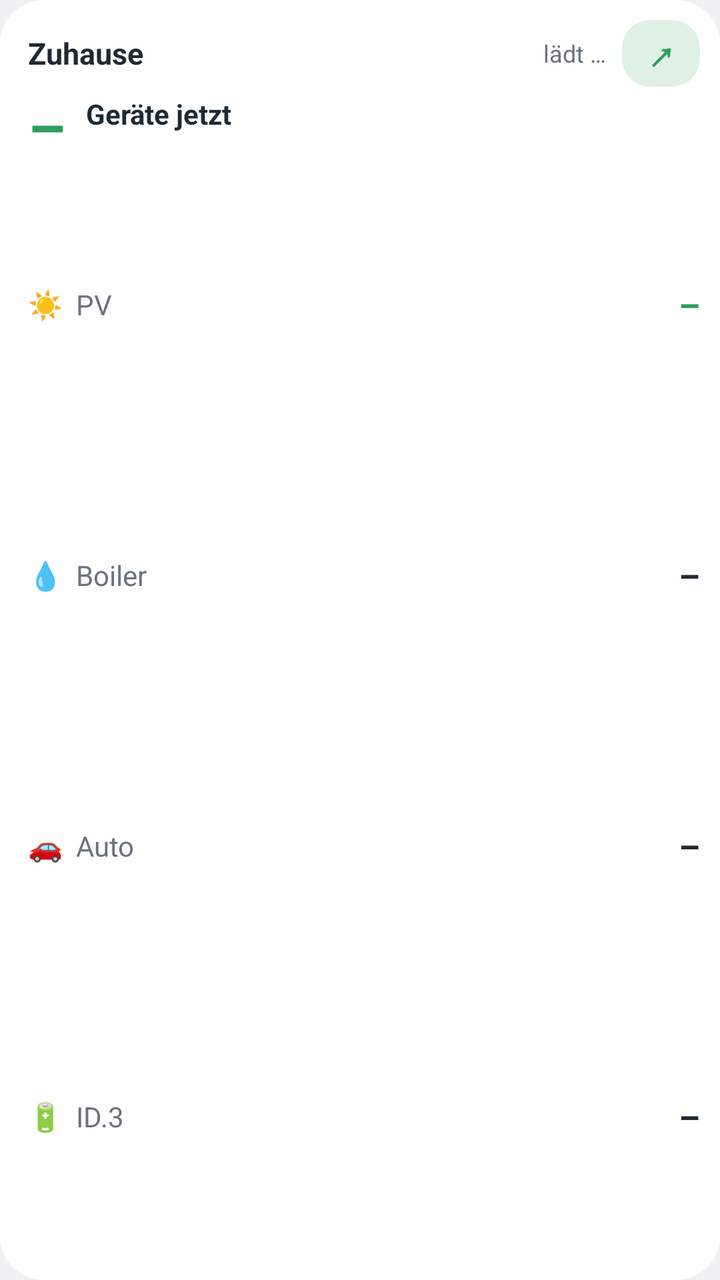
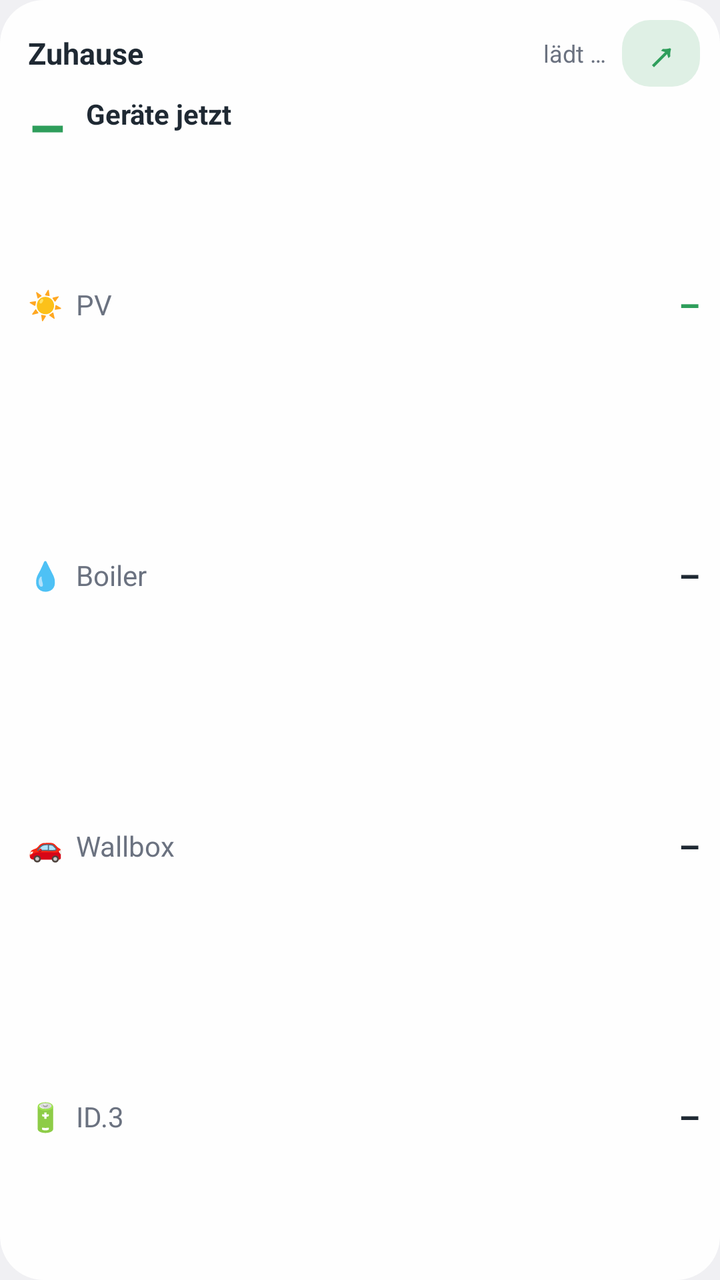

Compare the two renders of this Android layout. The source of the first and the diff that turns it into the second are given below.
<!-- AndroidManifest.xml: application theme android:Theme.DeviceDefault.DayNight -->
<!-- res/layout/widget_zuhause.xml -->
<?xml version="1.0" encoding="utf-8"?>
<LinearLayout xmlns:android="http://schemas.android.com/apk/res/android"
    android:id="@+id/root"
    android:layout_width="match_parent"
    android:layout_height="match_parent"
    android:background="@drawable/widget_bg"
    android:orientation="vertical"
    android:paddingStart="14dp"
    android:paddingTop="10dp"
    android:paddingEnd="10dp"
    android:paddingBottom="14dp">

    <LinearLayout
        android:id="@+id/kopf"
        android:layout_width="match_parent"
        android:layout_height="wrap_content"
        android:gravity="center_vertical"
        android:orientation="horizontal">
        <TextView
            android:layout_width="0dp"
            android:layout_height="wrap_content"
            android:layout_weight="1"
            android:maxLines="1"
            android:text="@string/titel"
            android:textColor="@color/ink"
            android:textSize="15sp"
            android:textStyle="bold" />
        <TextView
            android:id="@+id/stand"
            android:layout_width="wrap_content"
            android:layout_height="wrap_content"
            android:ellipsize="end"
            android:maxLines="1"
            android:text="@string/laedt"
            android:textColor="@color/muted"
            android:textSize="12sp" />
        <TextView
            android:id="@+id/oeffnen"
            android:layout_width="wrap_content"
            android:layout_height="wrap_content"
            android:layout_marginStart="8dp"
            android:background="@drawable/link_bg"
            android:includeFontPadding="false"
            android:paddingStart="12dp"
            android:paddingTop="3dp"
            android:paddingEnd="12dp"
            android:paddingBottom="3dp"
            android:text="↗"
            android:textColor="@color/akzent"
            android:textSize="20sp"
            android:textStyle="bold" />
    </LinearLayout>

    
    <LinearLayout
        android:layout_width="match_parent"
        android:layout_height="wrap_content"
        android:gravity="center_vertical"
        android:orientation="horizontal"
        android:paddingTop="4dp"
        android:paddingBottom="2dp">
        <TextView
            android:id="@+id/geraete_zahl"
            android:layout_width="wrap_content"
            android:layout_height="wrap_content"
            android:includeFontPadding="false"
            android:maxLines="1"
            android:text="–"
            android:textColor="@color/akzent"
            android:textSize="30sp"
            android:textStyle="bold" />
        <LinearLayout
            android:layout_width="0dp"
            android:layout_height="wrap_content"
            android:layout_weight="1"
            android:orientation="vertical"
            android:paddingStart="10dp">
            <TextView
                android:layout_width="wrap_content"
                android:layout_height="wrap_content"
                android:maxLines="1"
                android:text="@string/geraete_titel"
                android:textColor="@color/ink"
                android:textSize="14sp"
                android:textStyle="bold" />
            <TextView
                android:id="@+id/geraete_info"
                android:layout_width="wrap_content"
                android:layout_height="wrap_content"
                android:ellipsize="end"
                android:maxLines="1"
                android:textColor="@color/muted"
                android:textSize="12sp" />
        </LinearLayout>
    </LinearLayout>

    <LinearLayout style="@style/Zeile">
        <TextView style="@style/Bezeichnung" android:text="☀️  PV" />
        <TextView android:id="@+id/pv" style="@style/Wert" android:textColor="@color/akzent" />
    </LinearLayout>

    <LinearLayout style="@style/Zeile">
        <TextView style="@style/Bezeichnung" android:text="💧  Boiler" />
        <TextView android:id="@+id/boiler" style="@style/Wert" />
    </LinearLayout>

    <LinearLayout style="@style/Zeile">
        <TextView style="@style/Bezeichnung" android:text="🚗  Auto" />
        <TextView android:id="@+id/auto" style="@style/Wert" />
    </LinearLayout>

    <LinearLayout style="@style/Zeile">
        <TextView style="@style/Bezeichnung" android:text="🔋  ID.3" />
        <TextView android:id="@+id/id3" style="@style/Wert" />
    </LinearLayout>
</LinearLayout>
<!-- resources referenced by this layout -->
<resources>
  <color name="akzent">#2E9E5B</color>
  <color name="ink">#1F2933</color>
  <color name="muted">#6B7280</color>
  <!-- drawable link_bg (drawable) -->
  <?xml version="1.0" encoding="utf-8"?>
  <shape xmlns:android="http://schemas.android.com/apk/res/android" android:shape="rectangle">
      <solid android:color="@color/link_bg" />
      <corners android:radius="14dp" />
  </shape>
  <!-- drawable widget_bg (drawable) -->
  <?xml version="1.0" encoding="utf-8"?>
  <shape xmlns:android="http://schemas.android.com/apk/res/android" android:shape="rectangle">
      <solid android:color="@color/karte" />
      <corners android:radius="22dp" />
  </shape>
  <string name="geraete_titel">Geräte jetzt</string>
  <string name="laedt">lädt …</string>
  <string name="titel">Zuhause</string>
  <style name="Bezeichnung">
          <item name="android:layout_width">0dp</item>
          <item name="android:layout_height">wrap_content</item>
          <item name="android:layout_weight">1</item>
          <item name="android:textColor">@color/muted</item>
          <item name="android:textSize">14sp</item>
          <item name="android:maxLines">1</item>
      </style>
  <style name="Wert">
          <item name="android:layout_width">wrap_content</item>
          <item name="android:layout_height">wrap_content</item>
          <item name="android:text">–</item>
          <item name="android:textColor">@color/ink</item>
          <item name="android:textSize">17sp</item>
          <item name="android:textStyle">bold</item>
          <item name="android:maxLines">1</item>
      </style>
  <style name="Zeile">
          <item name="android:layout_width">match_parent</item>
          <item name="android:layout_height">0dp</item>
          <item name="android:layout_weight">1</item>
          <item name="android:gravity">center_vertical</item>
          <item name="android:orientation">horizontal</item>
      </style>
  <color name="link_bg">#262E9E5B</color>
  <color name="karte">#F2FFFFFF</color>
</resources>

<!-- the commit's change to res/layout/widget_zuhause.xml (unified diff, before → after) -->
@@ -105,7 +105,7 @@
     </LinearLayout>
 
     <LinearLayout style="@style/Zeile">
-        <TextView style="@style/Bezeichnung" android:text="🚗  Auto" />
+        <TextView style="@style/Bezeichnung" android:text="🚗  Wallbox" />
         <TextView android:id="@+id/auto" style="@style/Wert" />
     </LinearLayout>
 
